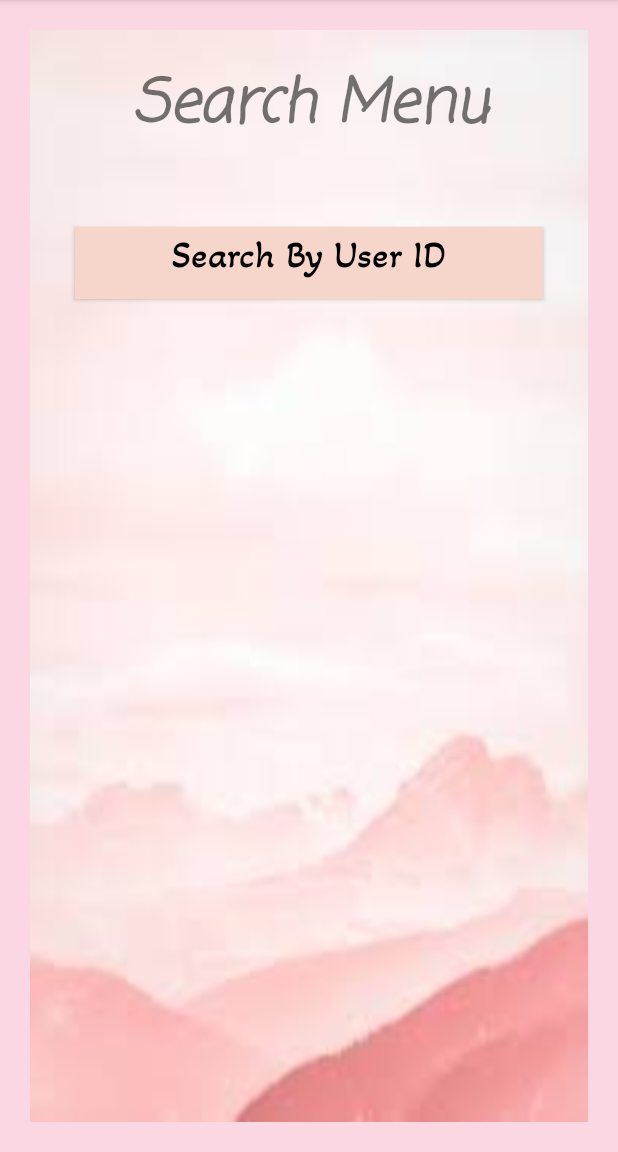
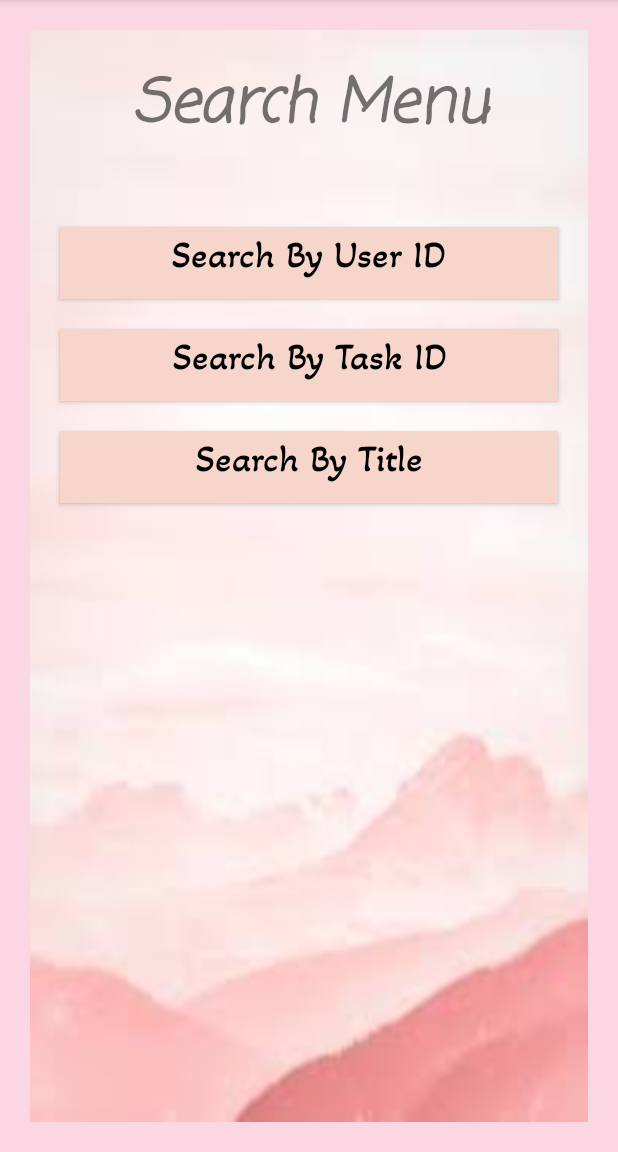
Before and after one commit to srvn-nm/AndroidStudio, an Android app: the MenuActivity screen opened directly, with no data from a screen before it, on a phone screen of 412 x 824 dp, the part 84-1236 px from its top. Run offline under Robolectric (Android 15) with nearby library versions, the phone set to English and light mode, and no system bars; 4 statements that could not run were skipped.

Commit message:
adding left buttons on the menu

```diff
--- a/ToDoList/app/src/main/res/layout/activity_menu.xml
+++ b/ToDoList/app/src/main/res/layout/activity_menu.xml
@@ -43,7 +43,11 @@
             style="@android:style/Widget.Holo.Light.Button.Small"
             android:layout_width="match_parent"
             android:layout_height="wrap_content"
-            android:layout_margin="30dp"
+            android:layout_marginStart="20dp"
+            android:layout_marginLeft="20dp"
+            android:layout_marginTop="30dp"
+            android:layout_marginEnd="20dp"
+            android:layout_marginRight="20dp"
             android:background="#F6D5CB"
             android:fontFamily="@font/akaya_telivigala"
             android:onClick="userId"
@@ -52,7 +56,41 @@
             android:textSize="25dp"
             app:backgroundTint="#F6D5CB"
             app:cornerRadius="20dp"
-            tools:ignore="SpUsage" />
+            tools:ignore="SpUsage,UsingOnClickInXml" />
+
+        <Button
+            android:id="@+id/button2"
+            style="@android:style/Widget.Holo.Light.Button.Small"
+            android:layout_width="match_parent"
+            android:layout_height="wrap_content"
+            android:layout_margin="20dp"
+            android:background="#F6D5CB"
+            android:fontFamily="@font/akaya_telivigala"
+            android:onClick="userId"
+            android:radius="20dp"
+            android:text="@string/search_by_task_id"
+            android:textSize="25dp"
+            app:backgroundTint="#F6D5CB"
+            app:cornerRadius="20dp"
+            tools:ignore="SpUsage,UsingOnClickInXml" />
+
+        <Button
+            android:id="@+id/button3"
+            style="@android:style/Widget.Holo.Light.Button.Small"
+            android:layout_width="match_parent"
+            android:layout_height="wrap_content"
+            android:layout_marginLeft="20dp"
+            android:layout_marginRight="20dp"
+            android:layout_marginBottom="20dp"
+            android:background="#F6D5CB"
+            android:fontFamily="@font/akaya_telivigala"
+            android:onClick="userId"
+            android:radius="20dp"
+            android:text="@string/search_by_title"
+            android:textSize="25dp"
+            app:backgroundTint="#F6D5CB"
+            app:cornerRadius="20dp"
+            tools:ignore="SpUsage,UsingOnClickInXml" />
 
     </LinearLayout>
 </androidx.constraintlayout.widget.ConstraintLayout>
--- a/ToDoList/app/src/main/res/values/strings.xml
+++ b/ToDoList/app/src/main/res/values/strings.xml
@@ -7,4 +7,6 @@
     <string name="todo">TODO</string>
     <string name="search_menu">Search Menu</string>
     <string name="search_by_user_id">Search By User ID</string>
+    <string name="search_by_task_id">Search By Task ID</string>
+    <string name="search_by_title">Search By Title</string>
 </resources>
```
